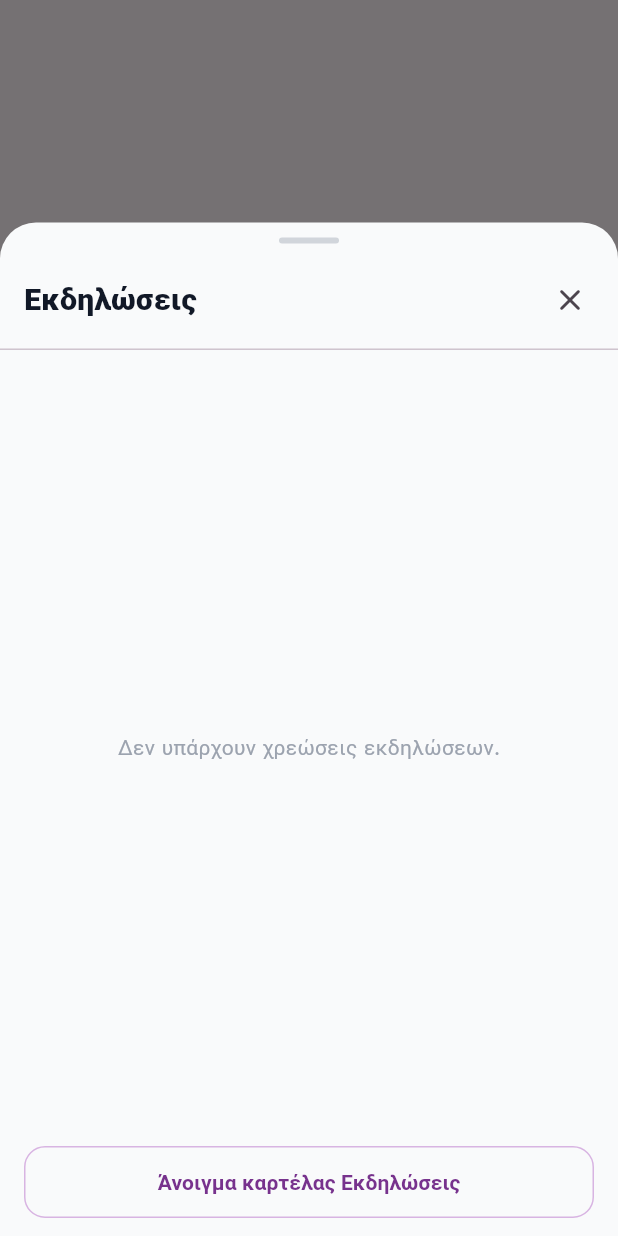
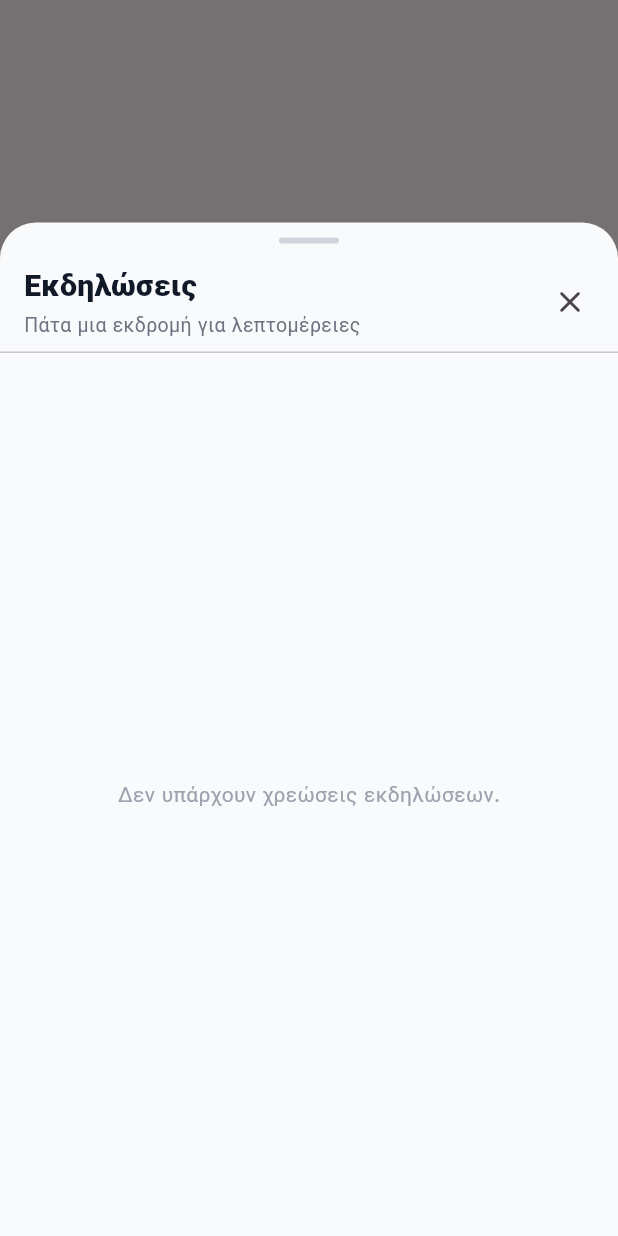
Before and after one commit to damianoskrls/omnedu, a Flutter app: what showBillingEventsSheet() shows on an empty page, opened directly with empty values, on a phone screen of 412 x 824 dp. Run offline on Flutter 3.47's test engine with Material 3 defaults, Android fonts, the phone set to English and light mode, and no system bars; our stand-ins replace cached_network_image, dio, equatable, file_picker, firebase_core, firebase_messaging and 11 more; missing offline and left inert: gal; accounts and stored records are empty; network calls fail; project files that could hold a hidden picture were left out.

Commit message:
fix(mobile): open event detail from Οικονομικά sheet
Remove the misleading «Άνοιγμα καρτέλας Εκδηλώσεις» button (γιορτές tab).
Tapping an excursion/event in the billing sheet opens that event's detail
screen. Bump to 1.0.42 for TestFlight.

Co-authored-by: damianoskrls <damianoskrls@users.noreply.github.com>

```diff
--- a/apps/mobile/lib/core/app_version.dart
+++ b/apps/mobile/lib/core/app_version.dart
@@ -1,4 +1,4 @@
 /// Auto-generated by scripts/bump_build.sh — do not edit by hand.
-const appVersionName = '1.0.41';
-const appBuildNumber = '202611041301';
-const appVersionLabel = 'omnedu v1.0.41+202611041301';
+const appVersionName = '1.0.42';
+const appBuildNumber = '202611041338';
+const appVersionLabel = 'omnedu v1.0.42+202611041338';
--- a/apps/mobile/lib/features/parent/screens/billing_events_sheet.dart
+++ b/apps/mobile/lib/features/parent/screens/billing_events_sheet.dart
@@ -1,22 +1,26 @@
 import 'package:flutter/material.dart';
+
+import 'events_screen.dart';
 
 Future<void> showBillingEventsSheet(
   BuildContext context, {
+  required String schoolId,
   required List<Map<String, dynamic>> events,
-  VoidCallback? onOpenEventsTab,
-}) {
-  return showModalBottomSheet<void>(
+}) async {
+  final eventId = await showModalBottomSheet<String>(
     context: context,
     isScrollControlled: true,
     backgroundColor: Colors.transparent,
-    builder: (_) => _BillingEventsSheet(events: events, onOpenEventsTab: onOpenEventsTab),
+    builder: (_) => _BillingEventsSheet(events: events),
   );
+  if (eventId == null || eventId.isEmpty) return;
+  if (!context.mounted) return;
+  openParentEvent(context, schoolId, eventId);
 }
 
 class _BillingEventsSheet extends StatelessWidget {
   final List<Map<String, dynamic>> events;
-  final VoidCallback? onOpenEventsTab;
-  const _BillingEventsSheet({required this.events, this.onOpenEventsTab});
+  const _BillingEventsSheet({required this.events});
 
   static const _statusLabel = {
     'pending_consent': 'Αναμονή συναίνεσης',
@@ -66,9 +70,19 @@ class _BillingEventsSheet extends StatelessWidget {
             child: Row(
               children: [
                 const Expanded(
-                  child: Text(
+                  child: Column(
+                    crossAxisAlignment: CrossAxisAlignment.start,
+                    children: [
+                      Text(
                         'Εκδηλώσεις',
                         style: TextStyle(fontSize: 20, fontWeight: FontWeight.w800, color: Color(0xFF111827)),
+                      ),
+                      SizedBox(height: 2),
+                      Text(
+                        'Πάτα μια εκδρομή για λεπτομέρειες',
+                        style: TextStyle(fontSize: 13, color: Color(0xFF6B7280)),
+                      ),
+                    ],
                   ),
                 ),
                 IconButton(
@@ -102,7 +116,7 @@ class _BillingEventsSheet extends StatelessWidget {
                     child: Text('Δεν υπάρχουν χρεώσεις εκδηλώσεων.', style: TextStyle(color: Color(0xFF9CA3AF))),
                   )
                 : ListView.separated(
-                    padding: const EdgeInsets.fromLTRB(16, 12, 16, 24),
+                    padding: const EdgeInsets.fromLTRB(16, 12, 16, 32),
                     itemCount: ordered.length,
                     separatorBuilder: (_, __) => const SizedBox(height: 10),
                     itemBuilder: (context, i) {
@@ -119,10 +133,16 @@ class _BillingEventsSheet extends StatelessWidget {
                         final parts = date.substring(0, 10).split('-');
                         if (parts.length == 3) when = '${parts[2]}/${parts[1]}/${parts[0]}';
                       }
-                      return Container(
+                      final eventId = e['eventId']?.toString() ?? '';
+                      return Material(
+                        color: Colors.white,
+                        borderRadius: BorderRadius.circular(16),
+                        child: InkWell(
+                          borderRadius: BorderRadius.circular(16),
+                          onTap: eventId.isEmpty ? null : () => Navigator.pop(context, eventId),
+                          child: Container(
                             padding: const EdgeInsets.all(14),
                             decoration: BoxDecoration(
-                          color: Colors.white,
                               borderRadius: BorderRadius.circular(16),
                               border: Border.all(color: const Color(0xFFE5E7EB)),
                             ),
@@ -141,6 +161,10 @@ class _BillingEventsSheet extends StatelessWidget {
                                       '€${cost.toStringAsFixed(2)}',
                                       style: const TextStyle(fontWeight: FontWeight.w800, fontSize: 15, color: Color(0xFF111827)),
                                     ),
+                                    if (eventId.isNotEmpty) ...[
+                                      const SizedBox(width: 6),
+                                      const Icon(Icons.chevron_right_rounded, color: Color(0xFF77328D), size: 22),
+                                    ],
                                   ],
                                 ),
                                 const SizedBox(height: 6),
@@ -155,7 +179,7 @@ class _BillingEventsSheet extends StatelessWidget {
                                 Container(
                                   padding: const EdgeInsets.symmetric(horizontal: 10, vertical: 4),
                                   decoration: BoxDecoration(
-                                color: color.withOpacity(0.12),
+                                    color: color.withValues(alpha: 0.12),
                                     borderRadius: BorderRadius.circular(999),
                                   ),
                                   child: Text(
@@ -165,31 +189,10 @@ class _BillingEventsSheet extends StatelessWidget {
                                 ),
                               ],
                             ),
+                          ),
+                        ),
                       );
                     },
-                  ),
-          ),
-          if (onOpenEventsTab != null)
-            SafeArea(
-              top: false,
-              child: Padding(
-                padding: const EdgeInsets.fromLTRB(16, 0, 16, 12),
-                child: SizedBox(
-                  width: double.infinity,
-                  child: OutlinedButton(
-                    onPressed: () {
-                      Navigator.pop(context);
-                      onOpenEventsTab!();
-                    },
-                    style: OutlinedButton.styleFrom(
-                      foregroundColor: const Color(0xFF77328D),
-                      side: const BorderSide(color: Color(0xFFD8B4E2)),
-                      minimumSize: const Size.fromHeight(48),
-                      shape: RoundedRectangleBorder(borderRadius: BorderRadius.circular(14)),
-                    ),
-                    child: const Text('Άνοιγμα καρτέλας Εκδηλώσεις', style: TextStyle(fontWeight: FontWeight.w700)),
-                  ),
-                ),
                   ),
           ),
         ],
--- a/apps/mobile/lib/features/parent/screens/billing_screen.dart
+++ b/apps/mobile/lib/features/parent/screens/billing_screen.dart
@@ -3,7 +3,6 @@ import 'package:flutter_riverpod/flutter_riverpod.dart';
 
 import '../../../core/api/api_client.dart';
 import '../../../core/widgets/app_image.dart';
-import '../../../core/widgets/app_top_bar.dart';
 import 'billing_docs_sheet.dart';
 import 'billing_events_sheet.dart';
 import 'receipts_screen.dart';
@@ -245,8 +244,8 @@ class BillingScreen extends ConsumerWidget {
                           color: const Color(0xFF77328D),
                           onTap: () => showBillingEventsSheet(
                             context,
+                            schoolId: schoolId,
                             events: events,
-                            onOpenEventsTab: () => ref.read(shellTabProvider.notifier).state = 2,
                           ),
                         ),
                       ),
--- a/apps/mobile/pubspec.yaml
+++ b/apps/mobile/pubspec.yaml
@@ -2,7 +2,7 @@ name: omnedu
 description: omnedu — School management app for Parents & Teachers
 publish_to: none
 # Bump: fiscal notice download + menu_change push + month cards + payment history.
-version: 1.0.41+202611041301
+version: 1.0.42+202611041338
 
 environment:
   sdk: '>=3.4.0 <4.0.0'
```
Lines whose indentation alone changed are shown as unchanged.
